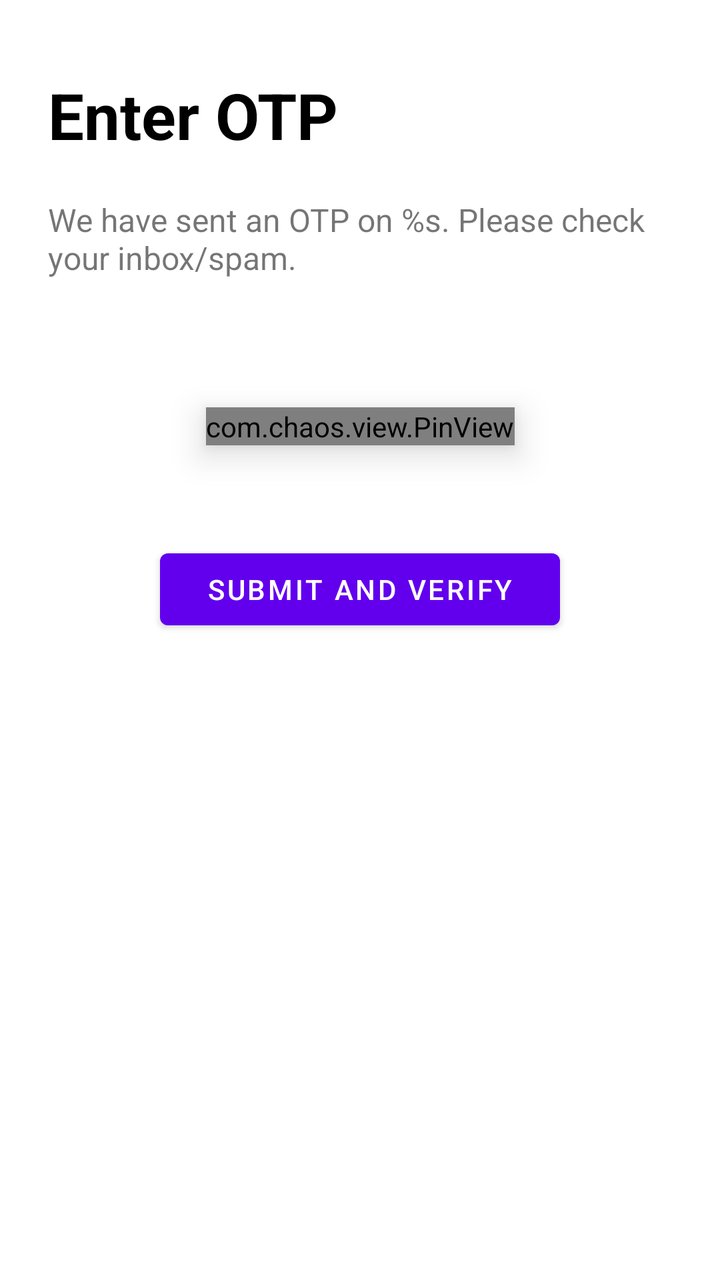
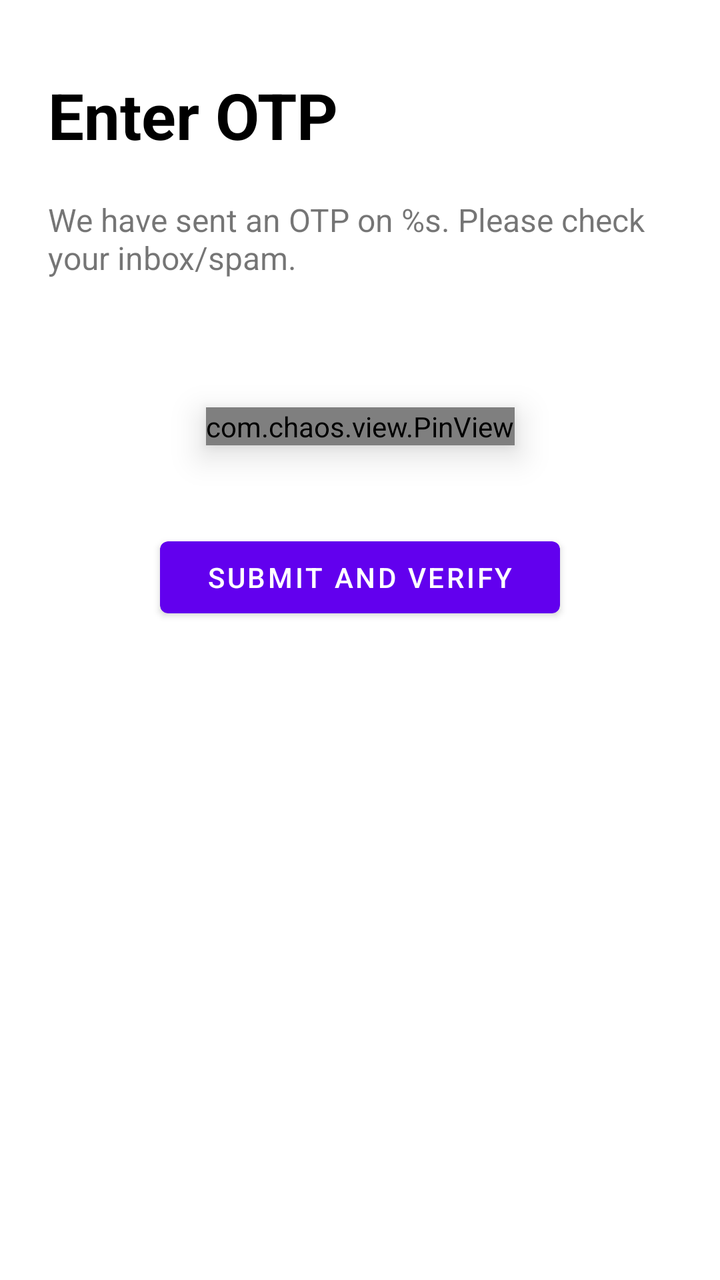

The first picture is an Android layout as it rendered before a commit; the second is the same layout after the commit. The layout source and the unified diff follow.
<!-- AndroidManifest.xml: application theme Theme.Attendance -->
<!-- res/layout/fragment_validate_otp.xml -->
<?xml version="1.0" encoding="utf-8"?>
<androidx.constraintlayout.widget.ConstraintLayout xmlns:android="http://schemas.android.com/apk/res/android"
    xmlns:app="http://schemas.android.com/apk/res-auto"
    xmlns:tools="http://schemas.android.com/tools"
    android:layout_width="match_parent"
    android:layout_height="match_parent"
    tools:context=".ValidateOtpFragment">

    <TextView

        android:id="@+id/otp_heading"
        android:layout_width="wrap_content"
        android:layout_height="wrap_content"
        android:layout_marginStart="24dp"
        android:layout_marginTop="36dp"
        android:text="Enter OTP"
        android:textColor="@color/blackTextColor"
        android:textSize="32sp"
        android:textStyle="bold"
        app:layout_constraintStart_toStartOf="parent"
        app:layout_constraintTop_toTopOf="parent" />

    <TextView

        android:id="@+id/otp_message"
        android:layout_width="0dp"
        android:layout_height="wrap_content"
        android:layout_marginHorizontal="24dp"
        android:layout_marginTop="20dp"
        android:text="@string/otp_message"
        android:textSize="16sp"
        app:layout_constraintEnd_toEndOf="parent"
        app:layout_constraintStart_toStartOf="parent"
        app:layout_constraintTop_toBottomOf="@id/otp_heading" />

    <com.chaos.view.PinView
        android:id="@+id/firstPinView"
        style="@style/PinWidget.PinView"
        android:layout_width="wrap_content"
        android:layout_height="wrap_content"
        android:layout_marginTop="64dp"
        android:cursorVisible="true"
        android:elevation="10dp"
        android:imeOptions="actionGo"
        android:inputType="number"
        android:textSize="18sp"
        android:textStyle="bold"
        app:cursorWidth="2dp"
        app:hideLineWhenFilled="false"
        app:itemCount="6"
        app:itemHeight="48dp"
        app:itemRadius="10dp"
        app:itemSpacing="4dp"
        app:itemWidth="48dp"
        app:layout_constraintEnd_toEndOf="parent"
        app:layout_constraintStart_toStartOf="parent"
        app:layout_constraintTop_toBottomOf="@id/otp_message"
        app:lineColor="@color/black"
        app:lineWidth="2dp"
        app:viewType="rectangle" />

    <Button
        android:id="@+id/submit_otp_button"
        android:layout_width="200dp"
        android:layout_height="wrap_content"
        android:layout_marginTop="48dp"
        android:text="@string/submit_and_verify"
        app:layout_constraintEnd_toEndOf="parent"
        app:layout_constraintStart_toStartOf="parent"
        app:layout_constraintTop_toBottomOf="@id/firstPinView" />

    <ProgressBar
        android:id="@+id/progressBarValidateOTP"
        android:layout_width="wrap_content"
        android:layout_height="wrap_content"
        android:layout_gravity="center"
        android:layout_marginTop="48dp"
        android:layout_marginBottom="64dp"
        android:indeterminate="true"
        android:visibility="gone"
        app:layout_constraintBottom_toBottomOf="parent"
        app:layout_constraintEnd_toEndOf="parent"
        app:layout_constraintStart_toStartOf="parent"
        app:layout_constraintTop_toBottomOf="@id/submit_otp_button" />

</androidx.constraintlayout.widget.ConstraintLayout>
<!-- resources referenced by this layout -->
<resources>
  <color name="black">#FF000000</color>
  <color name="blackTextColor">#000</color>
  <string name="otp_message">We have sent an OTP on %s. Please check your inbox/spam.</string>
  <string name="submit_and_verify">Submit and Verify</string>
  <style name="Theme.Attendance" parent="Theme.MaterialComponents.Light.DarkActionBar">
          
          <item name="colorPrimary">@color/purple_500</item>
          <item name="colorPrimaryVariant">@color/purple_700</item>
          <item name="colorOnPrimary">@color/white</item>
          
          <item name="colorSecondary">@color/teal_200</item>
          <item name="colorSecondaryVariant">@color/teal_700</item>
          <item name="colorOnSecondary">@color/black</item>
          
          <item name="android:statusBarColor">?attr/colorPrimaryVariant</item>
          
      </style>
  <color name="purple_500">#FF6200EE</color>
  <color name="purple_700">#FF3700B3</color>
  <color name="white">#FFFFFFFF</color>
  <color name="teal_200">#FF03DAC5</color>
  <color name="teal_700">#FF018786</color>
</resources>

<!-- the commit's change to res/layout/fragment_validate_otp.xml (unified diff, before → after) -->
@@ -13,7 +13,7 @@
         android:layout_height="wrap_content"
         android:layout_marginStart="24dp"
         android:layout_marginTop="36dp"
-        android:text="Enter OTP"
+        android:text="@string/enter_otp"
         android:textColor="@color/blackTextColor"
         android:textSize="32sp"
         android:textStyle="bold"
@@ -59,28 +59,41 @@
         app:lineWidth="2dp"
         app:viewType="rectangle" />
 
-    <Button
-        android:id="@+id/submit_otp_button"
+    <androidx.cardview.widget.CardView
         android:layout_width="200dp"
-        android:layout_height="wrap_content"
+        android:layout_height="36dp"
         android:layout_marginTop="48dp"
-        android:text="@string/submit_and_verify"
+        android:elevation="8dp"
+        app:cardBackgroundColor="@color/purple_500"
+        app:cardCornerRadius="4sp"
         app:layout_constraintEnd_toEndOf="parent"
         app:layout_constraintStart_toStartOf="parent"
-        app:layout_constraintTop_toBottomOf="@id/firstPinView" />
+        app:layout_constraintTop_toBottomOf="@id/firstPinView">
 
-    <ProgressBar
-        android:id="@+id/progressBarValidateOTP"
-        android:layout_width="wrap_content"
-        android:layout_height="wrap_content"
-        android:layout_gravity="center"
-        android:layout_marginTop="48dp"
-        android:layout_marginBottom="64dp"
-        android:indeterminate="true"
-        android:visibility="gone"
-        app:layout_constraintBottom_toBottomOf="parent"
-        app:layout_constraintEnd_toEndOf="parent"
-        app:layout_constraintStart_toStartOf="parent"
-        app:layout_constraintTop_toBottomOf="@id/submit_otp_button" />
+        <RelativeLayout
+            style="@style/Widget.MaterialComponents.Button"
+            android:layout_width="match_parent"
+            android:layout_height="match_parent">
+
+            <TextView
+                android:id="@+id/submit_otp_button"
+                android:layout_width="match_parent"
+                android:layout_height="match_parent"
+                android:gravity="center"
+                android:text="@string/submit_and_verify"
+                android:textAppearance="@style/TextAppearance.MaterialComponents.Button"
+                android:textColor="@color/white" />
+
+            <ProgressBar
+                android:id="@+id/progressBarValidateOTP"
+                android:layout_width="match_parent"
+                android:layout_height="match_parent"
+                android:indeterminate="true"
+                android:indeterminateTint="#FF9800"
+                android:paddingHorizontal="2dp"
+                android:paddingVertical="2dp"
+                android:visibility="gone" />
+        </RelativeLayout>
+    </androidx.cardview.widget.CardView>
 
 </androidx.constraintlayout.widget.ConstraintLayout>
<!-- resource entries referenced after the edit -->
@@ -20,6 +20,7 @@
   <color name="purple_500">#FF6200EE</color>
   <color name="purple_700">#FF3700B3</color>
   <color name="white">#FFFFFFFF</color>
+  <string name="enter_otp">Enter OTP</string>
   <color name="teal_200">#FF03DAC5</color>
   <color name="teal_700">#FF018786</color>
 </resources>
